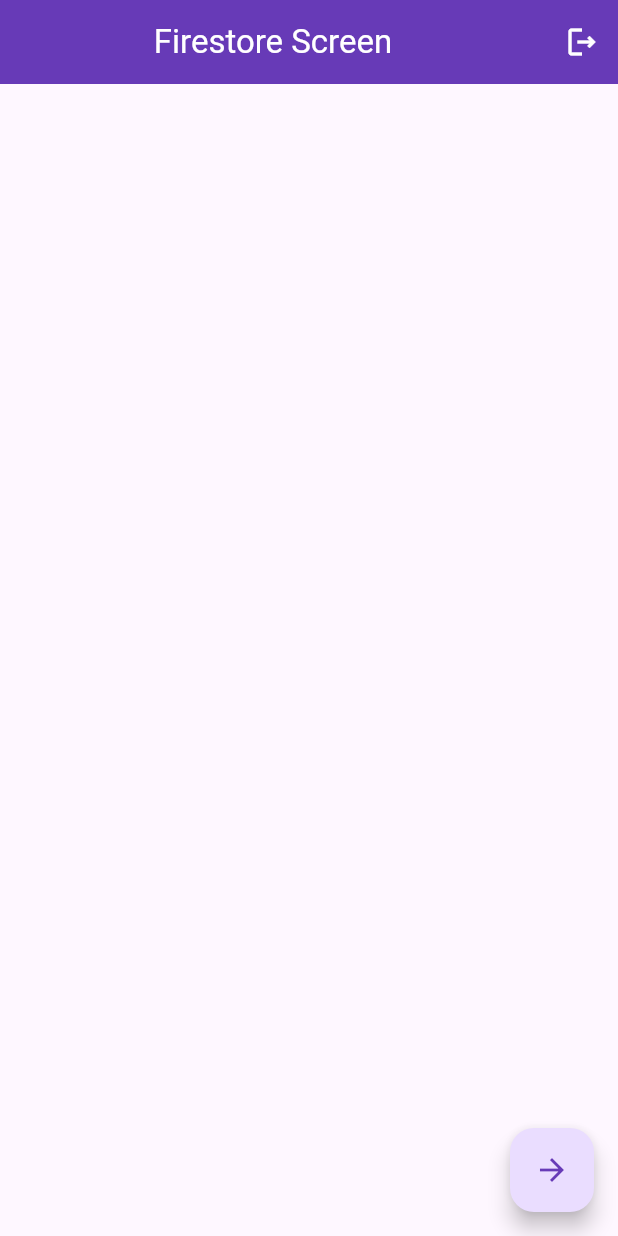
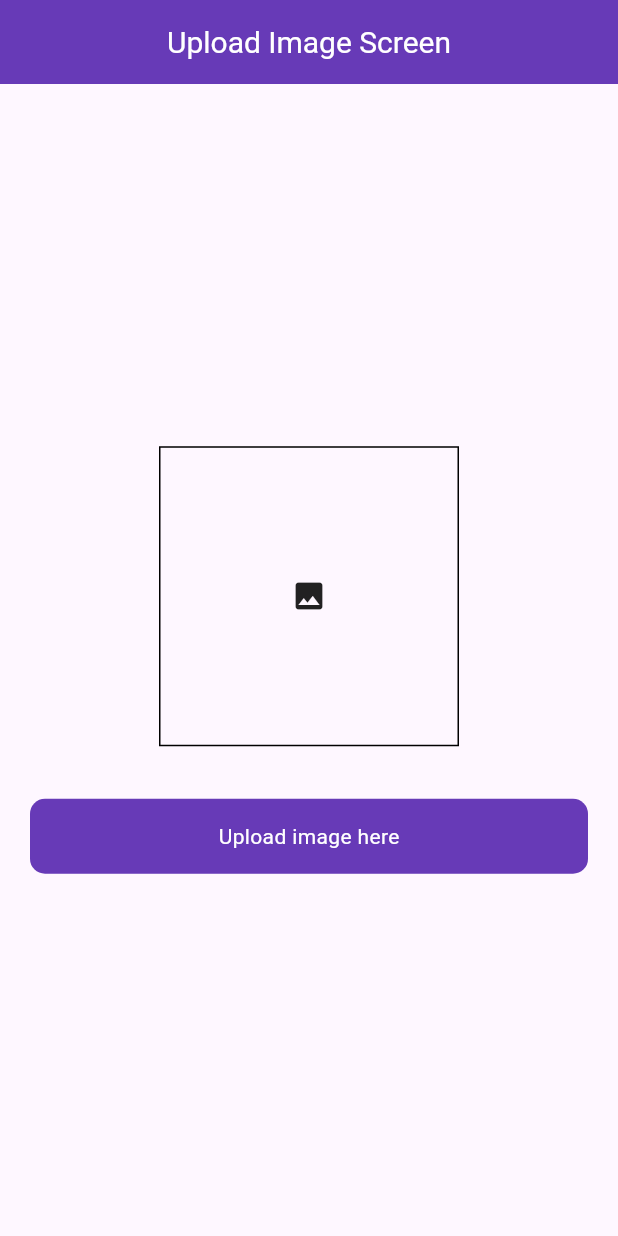
Before and after one commit to salmankhan368/Firebase-And-Firebase-Storage, a Flutter app: the screen it shows after launch, on a phone screen of 412 x 824 dp. Run offline on Flutter 3.47's test engine with Material 3 defaults, Android fonts, the light colour scheme and no system bars; our stand-ins replace cloud_firestore, firebase_auth, firebase_core, firebase_database, firebase_storage, fluttertoast and 1 more; accounts and stored records are empty.

Commit message:
2nd commit

```diff
--- a/lib/Firebase_Serv/splash_services.dart
+++ b/lib/Firebase_Serv/splash_services.dart
@@ -11,7 +11,7 @@ class SplashServices {
     if (user != null) {
       Timer(
         Duration(seconds: 3),
-        () => Navigator.pushNamed(context, RoutesName.firestore),
+        () => Navigator.pushNamed(context, RoutesName.image),
       );
     } else {
       Timer(
--- a/lib/Routes/routes.dart
+++ b/lib/Routes/routes.dart
@@ -9,6 +9,7 @@ import 'package:project_firebase/auth/login_with_phone_number.dart';
 
 import 'package:project_firebase/posts/Post_screen.dart';
 import 'package:project_firebase/posts/add_post_screen.dart';
+import 'package:project_firebase/upload_Image/upload_image_Screen.dart';
 
 class Routes {
   static Route<dynamic> generateRoute(RouteSettings settings) {
@@ -45,6 +46,10 @@ class Routes {
         return MaterialPageRoute(
           builder: (BuildContext context) => FireStoreData(),
         );
+      case RoutesName.image:
+        return MaterialPageRoute(
+          builder: (BuildContext context) => UploadImageScreen(),
+        );
 
       default:
         return MaterialPageRoute(
--- a/lib/Routes/routes_name.dart
+++ b/lib/Routes/routes_name.dart
@@ -8,4 +8,5 @@ class RoutesName {
   static const String add = ' add_post';
   static const String firestore = 'firestore_screen';
   static const String fireData = 'firestore_data';
+  static const String image = 'upload_image_Screen';
 }
--- a/lib/main.dart
+++ b/lib/main.dart
@@ -19,7 +19,7 @@ class MyApp extends StatelessWidget {
     return MaterialApp(
       debugShowCheckedModeBanner: false,
 
-      initialRoute: RoutesName.firestore,
+      initialRoute: RoutesName.image,
       onGenerateRoute: Routes.generateRoute,
     );
   }
--- /dev/null
+++ b/lib/upload_Image/upload_image_Screen.dart
@@ -0,0 +1,115 @@
+import 'dart:io';
+
+import 'package:firebase_database/firebase_database.dart';
+import 'package:firebase_storage/firebase_storage.dart' as firebase_storage;
+import 'package:firebase_storage/firebase_storage.dart' as firebaseStorage;
+import 'package:flutter/material.dart';
+import 'package:image_picker/image_picker.dart';
+import 'package:project_firebase/utils/Utils.dart';
+import 'package:project_firebase/widgets/Round_button.dart';
+import 'package:project_firebase/widgets/app_color.dart';
+
+class UploadImageScreen extends StatefulWidget {
+  const UploadImageScreen({super.key});
+
+  @override
+  State<UploadImageScreen> createState() => _UploadImageScreenState();
+}
+
+class _UploadImageScreenState extends State<UploadImageScreen> {
+  bool loading = false;
+  File? _image;
+  final picker = ImagePicker();
+  firebase_storage.FirebaseStorage storage =
+      firebaseStorage.FirebaseStorage.instance;
+  DatabaseReference databaseRef = FirebaseDatabase.instance.ref("Honda");
+  Future getGalleryImage() async {
+    final pickedFile = await picker.pickImage(
+      source: ImageSource.gallery,
+      imageQuality: 80,
+    );
+    setState(() {
+      if (pickedFile != null) {
+        _image = File(pickedFile.path);
+      } else {
+        print("No image Picked");
+      }
+    });
+  }
+
+  @override
+  Widget build(BuildContext context) {
+    return Scaffold(
+      appBar: AppBar(
+        backgroundColor: AppColor.deepColor,
+        title: Center(
+          child: Text(
+            "Upload Image Screen",
+            style: TextStyle(color: AppColor.whiteColor, fontSize: 20),
+          ),
+        ),
+      ),
+      body: Padding(
+        padding: const EdgeInsets.symmetric(horizontal: 20),
+        child: Column(
+          mainAxisAlignment: MainAxisAlignment.center,
+          crossAxisAlignment: CrossAxisAlignment.center,
+          children: [
+            InkWell(
+              onTap: () {},
+              child: Container(
+                height: 200,
+                width: 200,
+                decoration: BoxDecoration(
+                  border: Border.all(color: Colors.black),
+                ),
+                child: _image != null
+                    ? Image.file(_image!.absolute)
+                    : Center(child: Icon(Icons.image)),
+              ),
+            ),
+            SizedBox(height: 35),
+            RoundButton(
+              title: "Upload image here",
+              loading: loading,
+              onTap: () async {
+                setState(() {
+                  loading = true;
+                });
+                firebase_storage.Reference ref = firebase_storage
+                    .FirebaseStorage
+                    .instance
+                    .ref(
+                      "/foldername/" +
+                          DateTime.now().millisecondsSinceEpoch.toString(),
+                    );
+                firebaseStorage.UploadTask uploadTask = ref.putFile(
+                  _image!.absolute,
+                );
+                Future.value(uploadTask)
+                    .then((value) async {
+                      var newUrl = await ref.getDownloadURL();
+                      databaseRef
+                          .child("1")
+                          .set({'id': "70309", 'title': newUrl.toString()})
+                          .then((value) {
+                            setState(() {
+                              loading = false;
+                            });
+                          });
+                      Utils().toastMessage("Image uploaded");
+                    })
+                    .onError((error, stackTrace) {
+                      setState(() {
+                        loading = false;
+                      });
+                      Utils().toastMessage(error.toString());
+                    });
+              },
+            ),
+          ],
+        ),
+      ),
+    );
+  }
+}
--- a/pubspec.yaml
+++ b/pubspec.yaml
@@ -40,6 +40,7 @@ dependencies:
   firebase_storage: ^13.0.0
   fluttertoast: ^8.2.12
   firebase_database: ^12.0.0
+  image_picker: ^1.2.0
 
 
 dev_dependencies:
```
Also changed, not shown: pubspec.lock, 6 other files.
